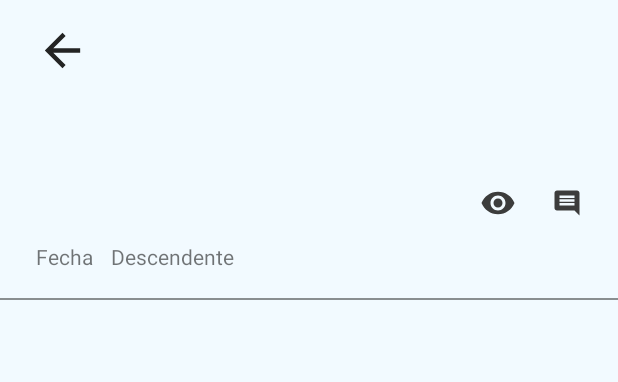
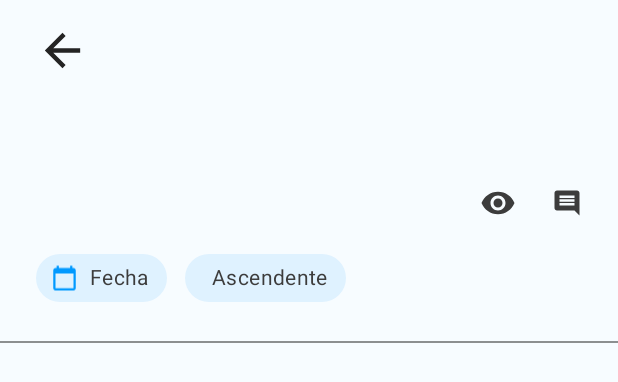
Before and after one commit to lucasg18c/78341-TDAM, an Android app: the layout fragment_directory.xml on its own in the app's theme, with its tools: preview values and no code run, on a phone screen of 412 x 824 dp. Shown: the top 382 px of the screen. Run offline under Robolectric (Android 15) with nearby library versions, the phone set to English and light mode, and no system bars; network calls fail.

Commit message:
filtros ui

```diff
--- /dev/null
+++ b/app/src/main/res/drawable/ic_bookmark.xml
@@ -0,0 +1,5 @@
+<vector android:height="24dp" android:tint="#0099FF"
+    android:viewportHeight="24" android:viewportWidth="24"
+    android:width="24dp" xmlns:android="http://schemas.android.com/apk/res/android">
+    <path android:fillColor="@android:color/white" android:pathData="M17,3L7,3c-1.1,0 -1.99,0.9 -1.99,2L5,21l7,-3 7,3L19,5c0,-1.1 -0.9,-2 -2,-2zM17,18l-5,-2.18L7,18L7,5h10v13z"/>
+</vector>
--- /dev/null
+++ b/app/src/main/res/drawable/ic_calendar.xml
@@ -0,0 +1,5 @@
+<vector android:height="24dp" android:tint="#0099FF"
+    android:viewportHeight="24" android:viewportWidth="24"
+    android:width="24dp" xmlns:android="http://schemas.android.com/apk/res/android">
+    <path android:fillColor="@android:color/white" android:pathData="M20,3h-1L19,1h-2v2L7,3L7,1L5,1v2L4,3c-1.1,0 -2,0.9 -2,2v16c0,1.1 0.9,2 2,2h16c1.1,0 2,-0.9 2,-2L22,5c0,-1.1 -0.9,-2 -2,-2zM20,21L4,21L4,8h16v13z"/>
+</vector>
--- a/app/src/main/res/layout/fragment_directory.xml
+++ b/app/src/main/res/layout/fragment_directory.xml
@@ -1,6 +1,7 @@
 <?xml version="1.0" encoding="utf-8"?>
 <androidx.swiperefreshlayout.widget.SwipeRefreshLayout xmlns:android="http://schemas.android.com/apk/res/android"
     xmlns:tools="http://schemas.android.com/tools"
+    xmlns:app="http://schemas.android.com/apk/res-auto"
     android:id="@+id/strDirectory"
     android:layout_width="match_parent"
     android:layout_height="match_parent"
@@ -118,24 +119,47 @@
                     android:layout_height="wrap_content"
                     android:layout_marginHorizontal="24dp"
                     android:layout_marginTop="14dp"
-                    android:orientation="horizontal">
+                    android:orientation="horizontal"
+                    android:gravity="center_vertical">
 
                     <LinearLayout
                         android:layout_width="match_parent"
                         android:layout_height="wrap_content"
+                        android:orientation="horizontal"
+                        android:gravity="center_vertical"
                         android:layout_weight="1"
-                        android:orientation="horizontal">
+                        >
 
-                        <TextView
+                        <com.google.android.material.chip.Chip
+                            android:id="@+id/chipOrderBy"
                             android:layout_width="wrap_content"
                             android:layout_height="wrap_content"
-                            android:layout_marginEnd="12dp"
-                            android:text="Fecha" />
+                            android:checkable="true"
+                            android:checked="false"
+                            android:fontFamily="@font/inter_semibold"
+                            android:text="Fecha"
+                            android:textColor="@color/grey"
+                            app:checkedIconEnabled="false"
+                            app:chipBackgroundColor="@color/mid_blue"
+                            app:chipIcon="@drawable/ic_calendar"
+                            app:chipIconSize="18dp"
+                            app:chipStartPadding="10dp" />
 
-                        <TextView
+                        <com.google.android.material.chip.Chip
+                            android:id="@+id/chipOrderType"
                             android:layout_width="wrap_content"
                             android:layout_height="wrap_content"
-                            android:text="Descendente" />
+                            android:layout_marginStart="12dp"
+                            android:checkable="true"
+                            android:checked="true"
+                            android:fontFamily="@font/inter_semibold"
+                            android:text="Ascendente"
+                            app:chipStrokeColor="@color/grey"
+                            android:textColor="@color/grey"
+                            app:checkedIconEnabled="false"
+                            app:checkedIconVisible="false"
+                            app:chipBackgroundColor="@color/mid_blue"
+                            app:chipStartPadding="10dp" />
                     </LinearLayout>
 
                     <TextView
--- a/app/src/main/res/values/colors.xml
+++ b/app/src/main/res/values/colors.xml
@@ -8,7 +8,7 @@
     <color name="black">#FF000000</color>
     <color name="white">#FFFFFFFF</color>
 
-    <color name="light_blue">#F2FAFF</color>
+    <color name="light_blue">#F7FCFF</color>
     <color name="mid_blue">#DFF2FF</color>
     <color name="dark_blue">#DFF2FF</color>
 
```
Also changed, not shown: app/src/main/java/com/slavik/tdam/ui/directory/DirectoryFragment.java (+25 -0 lines), app/src/main/java/com/slavik/tdam/ui/directory/DirectoryViewModel.java (+8 -0 lines).
